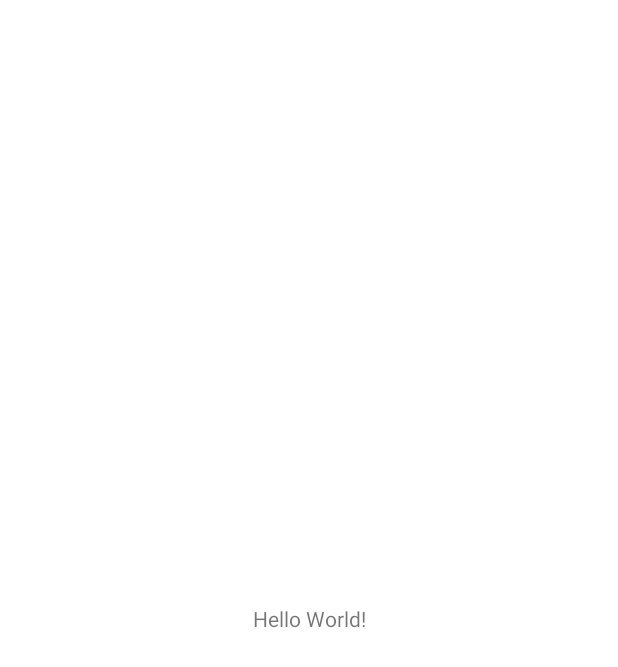
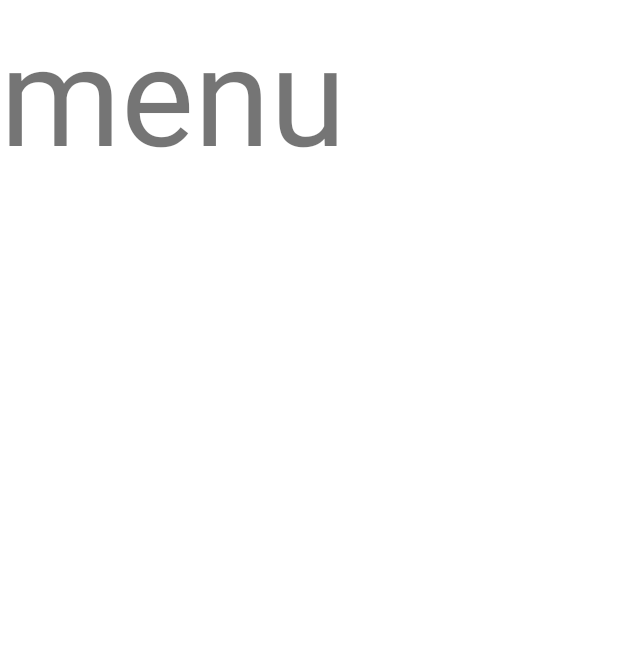
Before and after one commit to i-safronov/food, an Android app: the screen it shows after launch (MainActivity), on a phone screen of 412 x 824 dp. Before the commit the part shown is almost empty. Shown: the top 667 px of the screen. Run offline under Robolectric (Android 15) with nearby library versions, the phone set to English and light mode, and no system bars.

Commit message:
Changed activity_main.xml an fragment_main.xml

```diff
--- a/app/src/main/res/layout/activity_main.xml
+++ b/app/src/main/res/layout/activity_main.xml
@@ -1,18 +1,19 @@
 <?xml version="1.0" encoding="utf-8"?>
-<androidx.constraintlayout.widget.ConstraintLayout xmlns:android="http://schemas.android.com/apk/res/android"
+<LinearLayout xmlns:android="http://schemas.android.com/apk/res/android"
     xmlns:app="http://schemas.android.com/apk/res-auto"
     xmlns:tools="http://schemas.android.com/tools"
     android:layout_width="match_parent"
     android:layout_height="match_parent"
-    tools:context=".MainActivity">
+    tools:context=".MainActivity"
+    android:orientation="vertical"
+    android:background="@color/back">
 
-    <TextView
-        android:layout_width="wrap_content"
-        android:layout_height="wrap_content"
-        android:text="Hello World!"
-        app:layout_constraintBottom_toBottomOf="parent"
-        app:layout_constraintEnd_toEndOf="parent"
-        app:layout_constraintStart_toStartOf="parent"
-        app:layout_constraintTop_toTopOf="parent" />
+    <androidx.fragment.app.FragmentContainerView
+        android:id="@+id/main_graph_container"
+        android:layout_width="match_parent"
+        android:layout_height="match_parent"
+        android:name="androidx.navigation.fragment.NavHostFragment"
+        app:defaultNavHost="true"
+        app:navGraph="@navigation/main_graph" />
 
-</androidx.constraintlayout.widget.ConstraintLayout>
+</LinearLayout>
--- a/app/src/main/res/layout/fragment_main.xml
+++ b/app/src/main/res/layout/fragment_main.xml
@@ -1,15 +1,21 @@
 <?xml version="1.0" encoding="utf-8"?>
-<FrameLayout xmlns:android="http://schemas.android.com/apk/res/android"
+<LinearLayout xmlns:android="http://schemas.android.com/apk/res/android"
     xmlns:tools="http://schemas.android.com/tools"
     android:layout_width="match_parent"
     android:layout_height="match_parent"
-    tools:context=".ui.fragment.all_content.main.FragmentMain">
+    xmlns:app="http://schemas.android.com/apk/res-auto"
+    tools:context=".ui.fragment.all_content.main.FragmentMain"
+    android:orientation="vertical"
+    android:background="@color/back">
 
-    <!-- TODO: Update blank fragment layout -->
-    <TextView
+    <!--TODO write toolbar-->
+
+    <androidx.fragment.app.FragmentContainerView
+        android:id="@+id/main_content_graph_container"
         android:layout_width="match_parent"
         android:layout_height="match_parent"
-        android:text="main"
-        android:textSize="92sp"/>
+        android:name="androidx.navigation.fragment.NavHostFragment"
+        app:defaultNavHost="true"
+        app:navGraph="@navigation/main_content_graph" />
 
-</FrameLayout>
+</LinearLayout>
```
